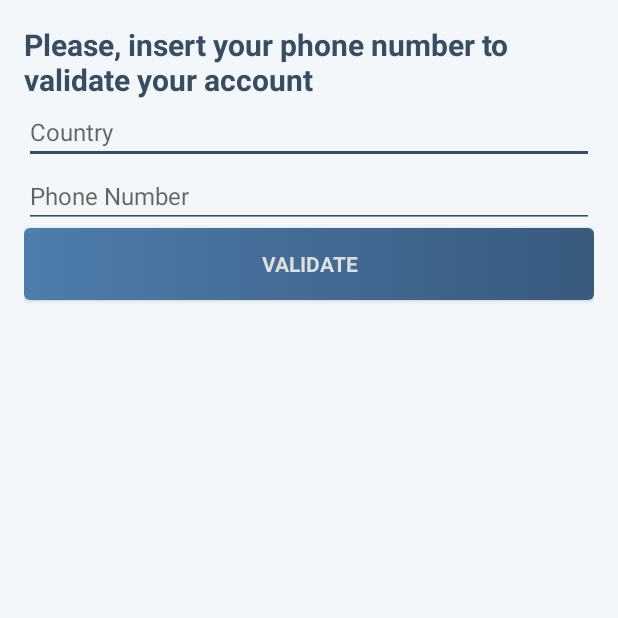
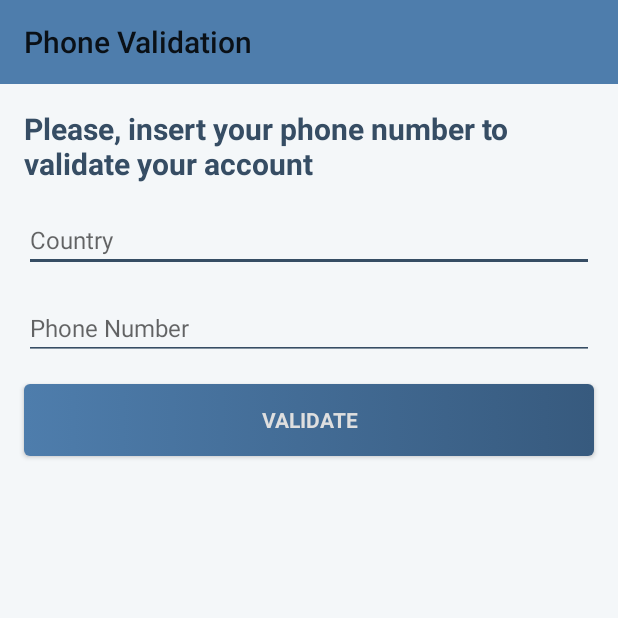
Before and after one commit to PedroOkawa/voip-app, an Android app: the screen it shows after launch (OnBoardingActivity), on a phone screen of 412 x 824 dp, the top half of it. Run offline under Robolectric (Android 15) with nearby library versions, the phone set to English and light mode, and no system bars; our stand-ins replace Dagger/Hilt's generated code, data binding; libraries missing offline, so code that uses them is left out: com.google.i18n.phonenumbers; 2 statements that could not run were skipped.

Commit message:
Implemented phone validation screen

```diff
--- a/app/src/main/AndroidManifest.xml
+++ b/app/src/main/AndroidManifest.xml
@@ -10,7 +10,9 @@
         android:supportsRtl="true"
         android:theme="@style/AppTheme">
 
-        <activity android:name=".ui.splash.SplashActivity">
+        <activity
+            android:name=".ui.splash.SplashActivity"
+            android:theme="@style/AppTheme.Splash">
 
             <intent-filter>
 
--- a/app/src/main/java/com/okawa/voip/presenter/OnBoardingPresenter.kt
+++ b/app/src/main/java/com/okawa/voip/presenter/OnBoardingPresenter.kt
@@ -1,7 +1,11 @@
 package com.okawa.voip.presenter
+
+import com.okawa.voip.model.CountryCode
 
 interface OnBoardingPresenter {
 
-    fun retrieveCountries() : List<String>
+    fun retrieveCountryCodes() : List<CountryCode>
+
+    fun validatePhoneNumber(region: String, phoneNumber: String) : Boolean
 
 }
--- a/app/src/main/java/com/okawa/voip/presenter/OnBoardingPresenterImpl.kt
+++ b/app/src/main/java/com/okawa/voip/presenter/OnBoardingPresenterImpl.kt
@@ -5,12 +5,8 @@ import javax.inject.Inject
 
 class OnBoardingPresenterImpl @Inject constructor(private val phoneNumberRepository: PhoneNumberRepository) : OnBoardingPresenter {
 
-    override fun retrieveCountries(): List<String> {
-        return phoneNumberRepository.retrieveCountryCodes().sortedBy { countryCode ->
-            countryCode.name
-        }.map { countryCode ->
-            countryCode.name
-        }
-    }
+    override fun retrieveCountryCodes() = phoneNumberRepository.retrieveCountryCodes()
+
+    override fun validatePhoneNumber(region: String, phoneNumber: String) = phoneNumberRepository.validateNumber(region, phoneNumber)
 
 }
--- a/app/src/main/java/com/okawa/voip/repository/PhoneNumberRepository.kt
+++ b/app/src/main/java/com/okawa/voip/repository/PhoneNumberRepository.kt
@@ -12,9 +12,9 @@ interface PhoneNumberRepository {
     /**
      * Validates the requested phone number
      *
+     * @param region region abbreviation
      * @param number phone number
-     * @param region region abbreviation
      */
-    fun validateNumber(number: String, region: String) : Boolean
+    fun validateNumber(region: String, number: String) : Boolean
 
 }
--- a/app/src/main/java/com/okawa/voip/repository/PhoneNumberRepositoryImpl.kt
+++ b/app/src/main/java/com/okawa/voip/repository/PhoneNumberRepositoryImpl.kt
@@ -23,7 +23,7 @@ class PhoneNumberRepositoryImpl @Inject constructor() : PhoneNumberRepository {
         }
     }
 
-    override fun validateNumber(number: String, region: String) = phoneNumberUtil.isPossibleNumber(number, region)
+    override fun validateNumber(region: String, number: String) = phoneNumberUtil.isPossibleNumber(number, region)
 
     /**
      * Converts the region to a country code with display name and code
--- a/app/src/main/java/com/okawa/voip/ui/onboarding/OnBoardingActivity.kt
+++ b/app/src/main/java/com/okawa/voip/ui/onboarding/OnBoardingActivity.kt
@@ -1,34 +1,116 @@
 package com.okawa.voip.ui.onboarding
 
-import android.widget.ArrayAdapter
+import android.os.Bundle
+import android.util.Log
+import android.widget.Toast
 import com.okawa.voip.R
 import com.okawa.voip.databinding.ActivityOnBoardingBinding
+import com.okawa.voip.model.CountryCode
 import com.okawa.voip.presenter.OnBoardingPresenter
 import com.okawa.voip.ui.base.BaseActivity
+import com.okawa.voip.utils.CountryAdapter
+import com.okawa.voip.utils.clear
+import com.okawa.voip.utils.isEmpty
 import javax.inject.Inject
 
 class OnBoardingActivity : BaseActivity<ActivityOnBoardingBinding>() {
 
+    companion object {
+        const val BUNDLE_ON_BOARDING_COUNTRY_CODE = "on_boarding_country_code"
+    }
+
     @Inject
     lateinit var onBoardingPresenter: OnBoardingPresenter
 
+    private var countryCode: CountryCode? = null
+    private lateinit var countriesAdapter: CountryAdapter
+
     override fun layoutToInflate() = R.layout.activity_on_boarding
 
-    override fun doOnCreated() {
-        initCountriesView()
+    override fun onSaveInstanceState(outState: Bundle?) {
+        super.onSaveInstanceState(outState)
+        outState?.putParcelable(BUNDLE_ON_BOARDING_COUNTRY_CODE, countryCode)
     }
 
+    override fun onRestoreInstanceState(savedInstanceState: Bundle?) {
+        super.onRestoreInstanceState(savedInstanceState)
+        countryCode = savedInstanceState?.getParcelable(BUNDLE_ON_BOARDING_COUNTRY_CODE)
+    }
+
+    override fun doOnCreated() {
+        initToolbar()
+        initCountriesView()
+        initValidateButton()
+    }
+
+    /**
+     * Initializes the toolbar
+     */
+    private fun initToolbar() {
+        setSupportActionBar(dataBinding.tlbOnBoardingToolbar)
+        setTitle(R.string.on_boarding_phone_validation_toolbar_title)
+    }
+
+    /**
+     * Initializes the countries auto complete edit text
+     */
     private fun initCountriesView() {
-        val countries = onBoardingPresenter.retrieveCountries()
-        val adapter = ArrayAdapter<String>(this, android.R.layout.simple_spinner_item, countries)
+        countriesAdapter = CountryAdapter(
+                this,
+                onBoardingPresenter.retrieveCountryCodes())
 
-        dataBinding.acmOnBoardingCountryCodes.setAdapter(adapter)
+        dataBinding.acmOnBoardingCountryCodes.setAdapter(countriesAdapter)
         dataBinding.acmOnBoardingCountryCodes.threshold = 1
         dataBinding.acmOnBoardingCountryCodes.setOnDismissListener {
-            if(!dataBinding.acmOnBoardingCountryCodes.text.isEmpty()) {
-                dataBinding.acmOnBoardingCountryCodes.setText(if (adapter.isEmpty) "" else adapter.getItem(0))
-                dataBinding.acmOnBoardingCountryCodes.clearFocus()
+            execOnSearchDismiss()
+        }
+    }
+
+    /**
+     * Initializes the validate button
+     */
+    private fun initValidateButton() {
+        dataBinding.btnOnBoardingValidate.setOnClickListener {
+            if(validateForm()) {
+                // TODO: REGISTER THE PHONE ON GOOGLE ACCOUNTS AND START MAIN ACTIVITY
+                Log.w("TEST", "START MAIN ACTIVITY")
+            } else {
+                Toast.makeText(this@OnBoardingActivity, R.string.on_boarding_error_invalid_phone, Toast.LENGTH_SHORT).show()
             }
         }
     }
+
+    /**
+     * Clear the text or set the first and only item on adapter on country edit text,
+     * depending on content
+     */
+    private fun execOnSearchDismiss() {
+        if(!dataBinding.acmOnBoardingCountryCodes.isEmpty()) {
+            if (countriesAdapter.isEmpty) {
+                dataBinding.acmOnBoardingCountryCodes.clear()
+            } else {
+                countryCode = countriesAdapter.getItem(0)
+                dataBinding.acmOnBoardingCountryCodes.setText(countryCode.toString())
+            }
+            dataBinding.acmOnBoardingCountryCodes.clearFocus()
+        }
+    }
+
+    /**
+     * Validates the form by checking if the fields are empty and if it's a valid phone number
+     *
+     * @return true if the form is valid, otherwise returns false
+     */
+    private fun validateForm(): Boolean {
+        if(dataBinding.acmOnBoardingCountryCodes.isEmpty() ||
+                dataBinding.edtOnBoardingPhoneNumber.isEmpty() ||
+                countryCode == null) {
+            return false
+        }
+
+        return onBoardingPresenter
+                .validatePhoneNumber(countryCode!!.region,
+                        dataBinding.edtOnBoardingPhoneNumber.text.toString())
+
+    }
 }
--- a/app/src/main/java/com/okawa/voip/utils/CallManager.kt
+++ b/app/src/main/java/com/okawa/voip/utils/CallManager.kt
@@ -15,7 +15,11 @@ class CallManager @Inject constructor() {
      * @return OnBoardingActivity intent
      */
     fun onBoarding(context: Context) : Intent {
-        return Intent(context, OnBoardingActivity::class.java)
+        val intent = Intent(context, OnBoardingActivity::class.java)
+
+        intent.flags = Intent.FLAG_ACTIVITY_NEW_TASK or Intent.FLAG_ACTIVITY_CLEAR_TASK
+
+        return intent
     }
 
 }
--- /dev/null
+++ b/app/src/main/java/com/okawa/voip/utils/CountryAdapter.kt
@@ -0,0 +1,8 @@
+package com.okawa.voip.utils
+
+import android.content.Context
+import com.okawa.voip.model.CountryCode
+
+class CountryAdapter(context: Context, countryCodes: List<CountryCode>) : SingleArrayAdapter<CountryCode>(context, android.R.layout.simple_spinner_dropdown_item, countryCodes) {
+
+}
--- /dev/null
+++ b/app/src/main/java/com/okawa/voip/utils/SingleArrayAdapter.kt
@@ -0,0 +1,12 @@
+package com.okawa.voip.utils
+
+import android.content.Context
+import android.widget.ArrayAdapter
+
+open class SingleArrayAdapter<T>(context: Context, resource: Int, objects: List<T>) : ArrayAdapter<T>(context, resource, objects) {
+
+    override fun getCount(): Int {
+        return if(super.getCount() == 0) 0 else 1
+    }
+
+}
--- a/app/src/main/res/drawable/background_button_disabled.xml
+++ b/app/src/main/res/drawable/background_button_disabled.xml
@@ -5,6 +5,6 @@
         android:startColor="@color/colorButtonDisabledStart"
         android:endColor="@color/colorButtonDisabledEnd"/>
 
-    <corners android:radius="4dp"/>
+    <corners android:radius="@dimen/button_corner_radius"/>
 
 </shape>
--- a/app/src/main/res/drawable/background_button_normal.xml
+++ b/app/src/main/res/drawable/background_button_normal.xml
@@ -5,6 +5,6 @@
         android:startColor="@color/colorButtonNormalStart"
         android:endColor="@color/colorButtonNormalEnd"/>
 
-    <corners android:radius="4dp"/>
+    <corners android:radius="@dimen/button_corner_radius"/>
 
 </shape>
--- a/app/src/main/res/drawable/background_button_pressed.xml
+++ b/app/src/main/res/drawable/background_button_pressed.xml
@@ -5,6 +5,6 @@
         android:startColor="@color/colorButtonPressedStart"
         android:endColor="@color/colorButtonPressedEnd"/>
 
-    <corners android:radius="4dp"/>
+    <corners android:radius="@dimen/button_corner_radius"/>
 
 </shape>
--- a/app/src/main/res/layout/activity_on_boarding.xml
+++ b/app/src/main/res/layout/activity_on_boarding.xml
@@ -4,25 +4,33 @@
 
     <android.support.constraint.ConstraintLayout
         android:layout_width="match_parent"
-        android:layout_height="match_parent"
-        android:padding="16dp">
+        android:layout_height="match_parent">
+
+        <android.support.v7.widget.Toolbar
+            style="@style/AppTheme.Toolbar"
+            android:id="@+id/tlbOnBoardingToolbar"
+            android:layout_width="match_parent"
+            android:layout_height="?attr/actionBarSize"/>
 
         <TextView
             style="@style/AppTheme.Text.HeadlineSix.Bold"
             android:id="@+id/txtOnBoardingDescription"
-            android:layout_width="wrap_content"
+            android:layout_width="match_parent"
             android:layout_height="wrap_content"
-            android:text="@string/on_boarding_phone_validation_description"/>
+            android:layout_margin="@dimen/on_boarding_phone_validation_item_margin"
+            android:text="@string/on_boarding_phone_validation_description"
+            app:layout_constraintTop_toBottomOf="@+id/tlbOnBoardingToolbar"/>
 
         <AutoCompleteTextView
             style="@style/AppTheme.Text.SubtitleOne"
             android:id="@+id/acmOnBoardingCountryCodes"
             android:layout_width="match_parent"
             android:layout_height="wrap_content"
+            android:layout_margin="@dimen/on_boarding_phone_validation_item_margin"
             android:ellipsize="end"
             android:hint="@string/on_boarding_phone_validation_country_hint"
             android:singleLine="true"
-            android:imeOptions="actionSearch"
+            android:imeOptions="actionNext"
             app:layout_constraintTop_toBottomOf="@+id/txtOnBoardingDescription"/>
 
         <EditText
@@ -30,8 +38,10 @@
             android:id="@+id/edtOnBoardingPhoneNumber"
             android:layout_width="match_parent"
             android:layout_height="wrap_content"
+            android:layout_margin="@dimen/on_boarding_phone_validation_item_margin"
+            android:hint="@string/on_boarding_phone_validation_phone_hint"
+            android:digits="0123456789"
             android:inputType="phone"
-            android:hint="@string/on_boarding_phone_validation_phone_hint"
             android:lines="1"
             android:imeOptions="actionDone"
             app:layout_constraintTop_toBottomOf="@+id/acmOnBoardingCountryCodes"/>
@@ -41,6 +51,7 @@
             android:id="@+id/btnOnBoardingValidate"
             android:layout_width="match_parent"
             android:layout_height="wrap_content"
+            android:layout_margin="@dimen/on_boarding_phone_validation_item_margin"
             android:text="@string/on_boarding_phone_validation_button"
             android:background="@drawable/selector_button"
             app:layout_constraintTop_toBottomOf="@+id/edtOnBoardingPhoneNumber"/>
--- a/app/src/main/res/values/colors.xml
+++ b/app/src/main/res/values/colors.xml
@@ -7,6 +7,7 @@
     <color name="colorPrimaryDark">@color/colorBlue375A7E</color>
     <color name="colorAccent">@color/colorYellowD9AB4E</color>
     <color name="colorWindow">@color/colorWhiteF4F7F9</color>
+    <color name="colorWindowSplash">@color/colorBlue375A7E</color>
 
     <!-- TEXT -->
 
--- a/app/src/main/res/values/dimens.xml
+++ b/app/src/main/res/values/dimens.xml
@@ -1,5 +1,13 @@
 <?xml version="1.0" encoding="utf-8"?>
 <resources>
+
+    <!-- THEME -->
+
+    <dimen name="button_corner_radius">4dp</dimen>
+
+    <!-- ON BOARDING -->
+
+    <dimen name="on_boarding_phone_validation_item_margin">16dp</dimen>
 
     <!-- TEXT SIZES -->
 
--- /dev/null
+++ b/app/src/main/res/values/errors.xml
@@ -0,0 +1,8 @@
+<?xml version="1.0" encoding="utf-8"?>
+<resources>
+
+    <!-- ON BOARDING -->
+
+    <string name="on_boarding_error_invalid_phone">Please, provide a valid number by filling correctly the fields</string>
+
+</resources>
--- a/app/src/main/res/values/strings.xml
+++ b/app/src/main/res/values/strings.xml
@@ -1,8 +1,12 @@
 <resources>
+
+    <!-- COMMON -->
+
     <string name="app_name">VoIP App</string>
 
     <!-- ON BOARDING -->
 
+    <string name="on_boarding_phone_validation_toolbar_title">Phone Validation</string>
     <string name="on_boarding_phone_validation_description">Please, insert your phone number to validate your account</string>
     <string name="on_boarding_phone_validation_country_hint">Country</string>
     <string name="on_boarding_phone_validation_phone_hint">Phone Number</string>
--- a/app/src/main/res/values/styles.xml
+++ b/app/src/main/res/values/styles.xml
@@ -8,6 +8,16 @@
         <item name="colorControlActivated">@color/colorTextDark</item>
         <item name="colorControlHighlight">@color/colorTextDark</item>
         <item name="android:windowBackground">@color/colorWindow</item>
+    </style>
+
+    <style name="AppTheme.Splash">
+        <item name="android:windowBackground">@color/colorWindowSplash</item>
+    </style>
+
+    <style name="AppTheme.Toolbar">
+        <item name="android:background">@color/colorPrimary</item>
+        <item name="android:theme">@style/ThemeOverlay.AppCompat.ActionBar</item>
+        <item name="popupTheme">@style/ThemeOverlay.AppCompat.Light</item>
     </style>
 
     <!-- TEXT BASE -->
```
Also changed, not shown: app/src/main/java/com/okawa/voip/model/CountryCode.kt (+30 -1 lines), app/src/main/java/com/okawa/voip/utils/EditTextExtensions.kt (added, +9 -0 lines).
